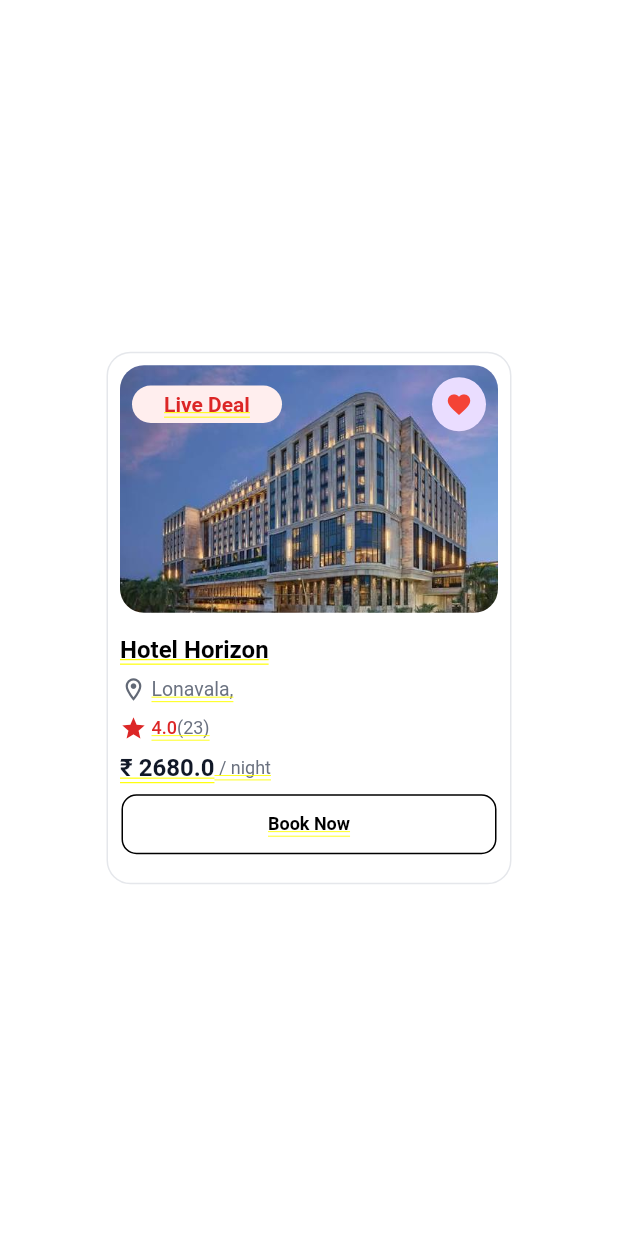
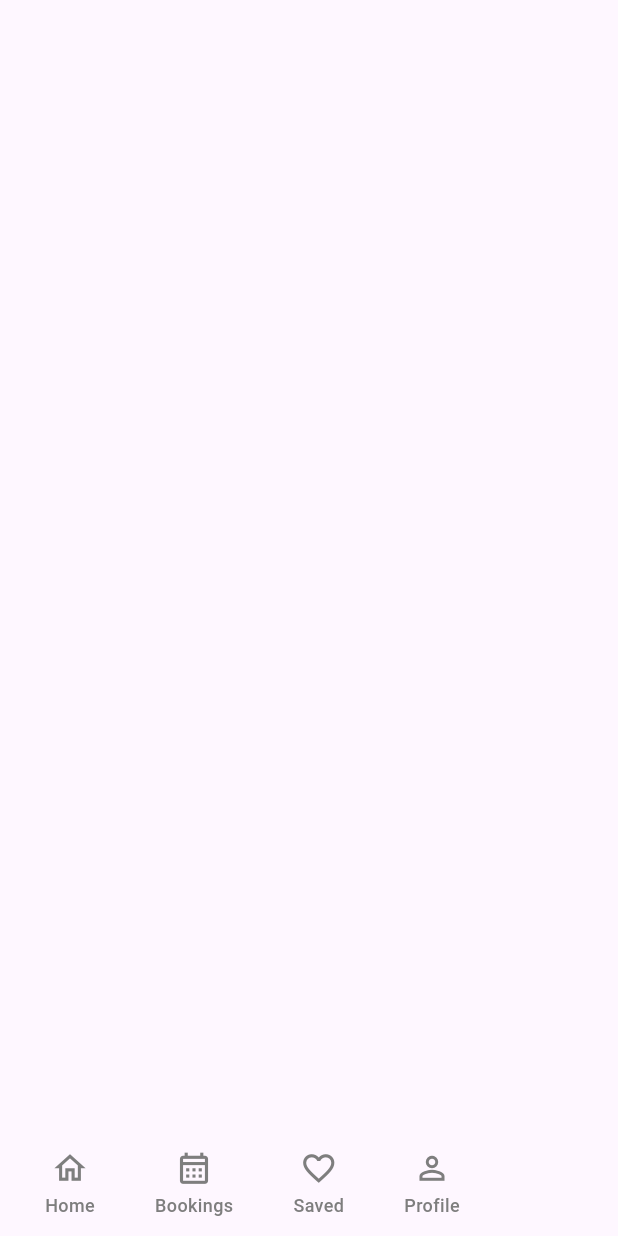
Before and after one commit to atharva-solves/last_minutes_app, a Flutter app: the screen it shows after launch, on a phone screen of 412 x 824 dp. Run offline on Flutter 3.47's test engine with Material 3 defaults, Android fonts, the light colour scheme and no system bars; our stand-ins replace get, google_fonts.

Commit message:
add:bottom navigation bar in home

```diff
--- a/lib/deals/presentation/views/deal_home_view.dart
+++ b/lib/deals/presentation/views/deal_home_view.dart
@@ -1,6 +1,7 @@
 import 'package:flutter/material.dart';
 import 'package:get/state_manager.dart';
 import 'package:last_minutes_deal/deals/presentation/controller/deal_home_controller.dart';
+import 'package:last_minutes_deal/deals/presentation/widgets/bottomOption.dart';
 import 'package:last_minutes_deal/deals/presentation/widgets/deal_card/deal_card_module.dart';
 
 class DealHomeView extends GetView<DealHomeController> {
@@ -8,16 +9,24 @@ class DealHomeView extends GetView<DealHomeController> {
 
   @override
   Widget build(BuildContext context) {
-    return Center(
-      child: Obx(
-        ()=> DealCardModule(
-          deal: controller.hotels[0],
-          onBookTap: () {},
-          onFavoriteTap: () {
-            bool currentFavValue=controller.hotels[0].isFavorite;
-            controller.hotels[0].isFavorite=!currentFavValue;
-            controller.hotels.refresh();
-          },
+    return Scaffold(
+      bottomNavigationBar: Container(
+        height: 70,
+        padding: EdgeInsets.symmetric(horizontal: 30, vertical: 5),
+
+        child: Row(
+          children: [
+            BottomoptionModule(icon: Icons.home_outlined, option: 'Home'),
+            SizedBox(width: 40),
+            BottomoptionModule(
+              icon: Icons.calendar_month_outlined,
+              option: 'Bookings',
+            ),
+            SizedBox(width: 40),
+            BottomoptionModule(icon: Icons.favorite_border, option: 'Saved'),
+            SizedBox(width: 40),
+            BottomoptionModule(icon: Icons.person_outline, option: 'Profile'),
+          ],
         ),
       ),
     );
--- /dev/null
+++ b/lib/deals/presentation/widgets/bottomOption.dart
@@ -0,0 +1,34 @@
+import 'package:flutter/material.dart';
+import 'package:last_minutes_deal/deals/presentation/constants/deal_styling_constants.dart';
+
+class BottomoptionModule extends StatelessWidget {
+  final IconData icon;
+  final String option;
+
+  const BottomoptionModule({
+    super.key,
+    required this.icon,
+    required this.option,
+  });
+
+  @override
+  Widget build(BuildContext context) {
+    return Column(
+      mainAxisSize:
+          MainAxisSize.min, // Prevents column from taking infinite height
+      mainAxisAlignment: MainAxisAlignment.center,
+      children: [
+        Icon(icon, color: const Color.fromARGB(255, 126, 126, 126), size: 25.0),
+        const SizedBox(height: 4.0),
+        Text(
+          option,
+          style: TextStyle(
+            color: const Color.fromARGB(255, 126, 126, 126),
+            fontSize: 12.0,
+            fontWeight: FontWeight.w500,
+          ),
+        ),
+      ],
+    );
+  }
+}
```
